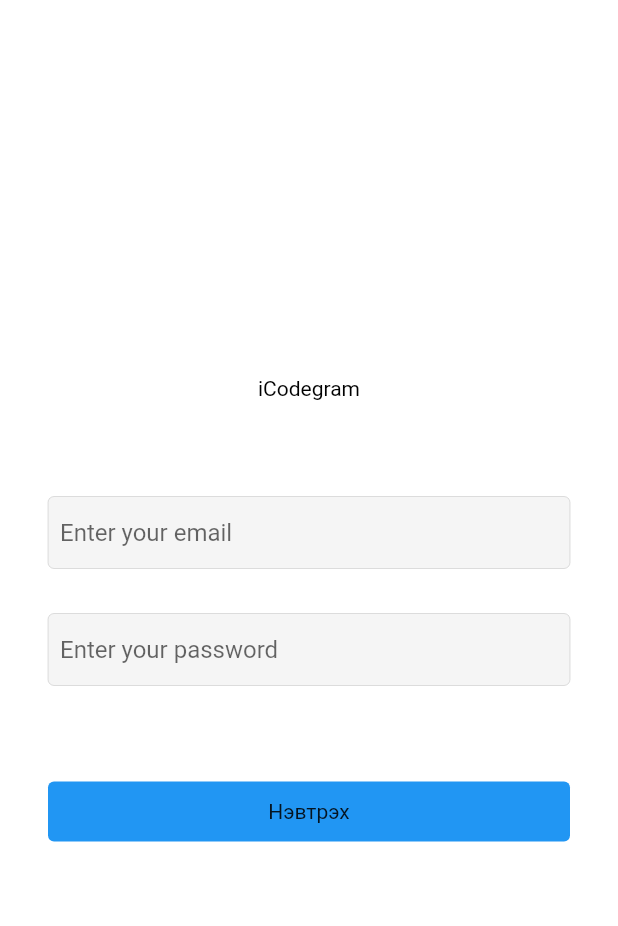
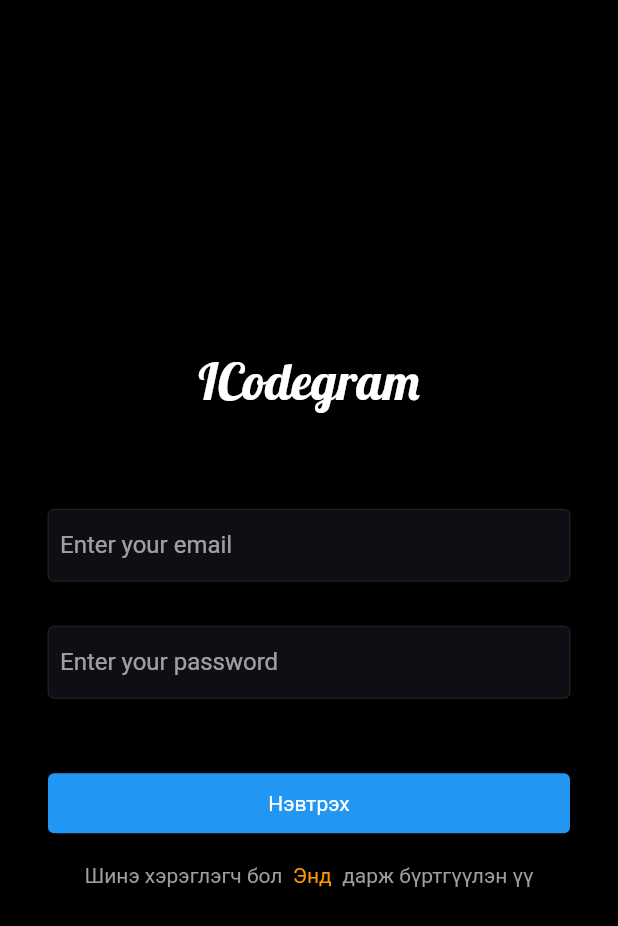
Before and after one commit to tselmeg367/Flutter_summer_course_blizzard, a Flutter app: the screen it shows after launch, on a phone screen of 412 x 824 dp. Shown: the top 926 px of the screen. Run offline on Flutter 3.47's test engine with Material 2 defaults, Android fonts, the phone set to English and light mode, and no system bars; our stand-ins replace cloud_firestore, firebase_auth, firebase_core; accounts and stored records are empty; Roboto replaces fonts that are missing (Rubik).

Commit message:
add: new line

```diff
--- a/lesson_20_flutter/lib/component/text_field.dart
+++ b/lesson_20_flutter/lib/component/text_field.dart
@@ -18,7 +18,9 @@
     return TextField(
       controller: this.textEditingController,
       decoration: InputDecoration(
-        hintText: this.hintText,
+        fillColor: Color(0x3B3B3B55),
+        labelText: hintText,
+        hintText: "$hintText",hintStyle: TextStyle(color: Colors.white),
         border:
         OutlineInputBorder(borderSide: Divider.createBorderSide(context)),
         focusedBorder:
@@ -30,6 +32,7 @@
       ),
       keyboardType: this.textInputType,
       obscureText: this.isPassword,
+      style: TextStyle(color: Colors.white),
     );
   }
 }
--- a/lesson_20_flutter/lib/screens/login_screen.dart
+++ b/lesson_20_flutter/lib/screens/login_screen.dart
@@ -1,6 +1,8 @@
 import 'package:flutter/material.dart';
 import 'package:lesson_20_flutter/Auth_method.dart';
 import 'package:lesson_20_flutter/component/text_field.dart';
+import 'package:lesson_20_flutter/home_screen.dart';
+import 'package:lesson_20_flutter/pages/Signup_screen.dart';
 
 class LoginScreen extends StatefulWidget {
   const LoginScreen({super.key});
@@ -23,12 +25,18 @@
     if (result == 'success') {
       print('Logged in');
       setState(() {
+        Navigator.push(context,
+            MaterialPageRoute(builder: (context) => const HomeScreen()));
+
         _isLoading = false;
       });
     } else {
       print('Not logged in');
       setState(() {
         _isLoading = false;
+
+        Navigator.push(context,
+            MaterialPageRoute(builder: (context) => const HomeScreen()));
       });
     }
   }
@@ -36,7 +44,7 @@
   @override
   Widget build(BuildContext context) {
     return Scaffold(
-      backgroundColor: Colors.white,
+      backgroundColor: Colors.black,
       body: SafeArea(
         child: Container(
           padding: EdgeInsets.symmetric(
@@ -51,8 +59,9 @@
                 child: Container(),
               ),
               Text(
-                'iCodegram',
-                style: TextStyle(color: Colors.black),
+                'ICodegram',
+                style: TextStyle(
+                    fontFamily: 'Lobster', fontSize: 34, color: Colors.white),
               ),
               SizedBox(
                 height: 64,
@@ -71,7 +80,7 @@
                   isPassword: true,
                   textInputType: TextInputType.text),
               SizedBox(
-                height: 64,
+                height: 50,
               ),
               InkWell(
                 onTap: loginUser,
@@ -85,14 +94,36 @@
                     color: Colors.blue,
                   ),
                   child: Center(
-                    child: Text('Нэвтрэх'),
+                    child: _isLoading
+                        ? Center(
+                            child: CircularProgressIndicator(
+                              color: Colors.white10,
+                            ),
+                          )
+                        : Text('Нэвтрэх'),
                   ),
                 ),
               ),
               SizedBox(
-                height: 12,
+                height: 20,
               ),
-              Flexible(flex: 2, child: Container())
+
+              Row(
+
+                children: [
+                Text('       Шинэ хэрэглэгч бол  ',style:TextStyle(color:Colors.grey),),
+                InkWell(
+                onTap: () {
+                  Navigator.push(context,
+                      MaterialPageRoute(builder: (context) => const SignUp()));
+                },
+                child: Text('Энд',style: TextStyle(color: Colors.orange),),
+
+              ),
+                  Text('  дарж бүртгүүлэн үү ',style:TextStyle(color:Colors.grey),),
+              ],
+              ),
+              Flexible(flex: 2, child: Container()),
             ],
           ),
         ),
--- a/lesson_20_flutter/lib/utils/Utils.dart
+++ b/lesson_20_flutter/lib/utils/Utils.dart
@@ -0,0 +1,4 @@
+import 'package:flutter/material.dart';
+showSnackBar(String content, BuildContext context){
+  ScaffoldMessenger.of(context).showSnackBar(SnackBar(content: Text(content)));
+}
--- a/lesson_20_flutter/pubspec.yaml
+++ b/lesson_20_flutter/pubspec.yaml
@@ -81,7 +81,10 @@
   # "family" key with the font family name, and a "fonts" key with a
   # list giving the asset and other descriptors for the font. For
   # example:
-  # fonts:
+  fonts:
+    - family: Lobster
+      fonts:
+        - asset: Font/Lobster-Regular.ttf
   #   - family: Schyler
   #     fonts:
   #       - asset: fonts/Schyler-Regular.ttf
```
Also changed, not shown: lesson_20_flutter/lib/home_screen.dart (added, +18 -0 lines), lesson_20_flutter/lib/main.dart (+7 -2 lines), lesson_20_flutter/lib/pages/Signup_screen.dart (+7 -1 lines), lesson_20_flutter/Font/Lobster-Regular.ttf (added).
